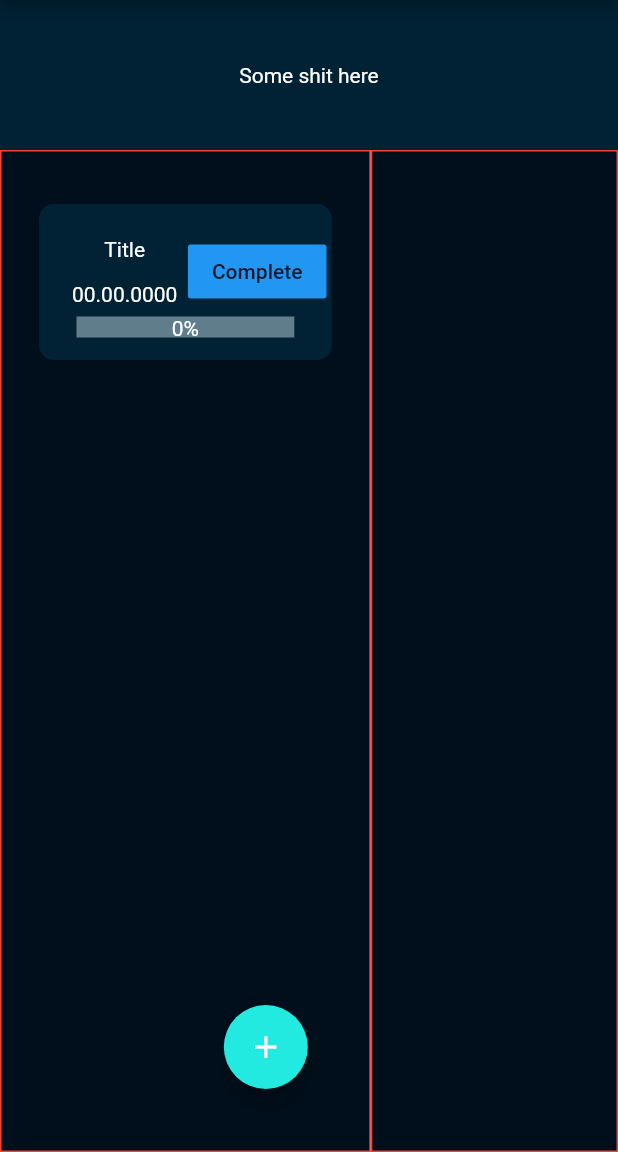
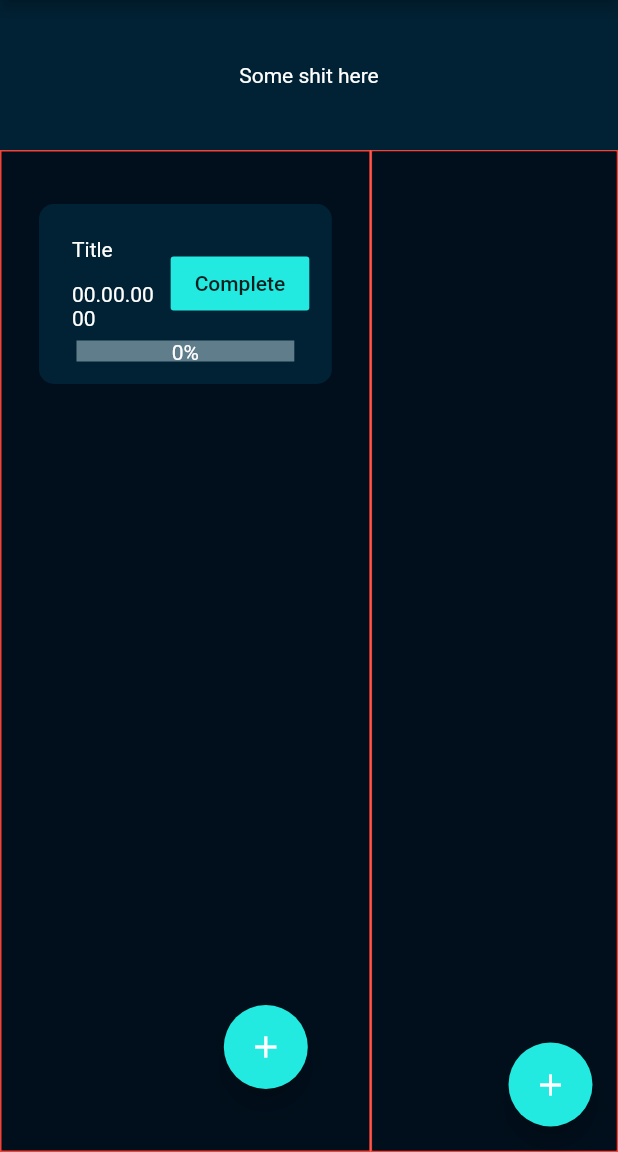
Before and after one commit to califlower/TaskTurtle, a Flutter app: the screen it shows after launch, on a phone screen of 412 x 824 dp, the part 84-1236 px from its top. Run offline on Flutter 3.47's test engine with Material 2 defaults, Android fonts, the phone set to English and light mode, and no system bars; drawn by our look-alikes of percent_indicator.

Commit message:
Created functionality to add subtasks

```diff
--- a/lib/layout_widgets.dart
+++ b/lib/layout_widgets.dart
@@ -43,12 +43,14 @@ class MainView extends StatelessWidget{
 }
 
 class SubView extends StatelessWidget {
-  SubView({Key key, this.adding, this.focused, this.setFocused, this.addItem}) : super(key: key);
+  SubView({Key key, this.adding, this.addSub, this.focused, this.setFocused, this.addItem, this.showAdding}) : super(key: key);
 
   bool adding;
+  bool addSub;
   Task focused;
   Focus setFocused;
   AddItem addItem;
+  Add showAdding;
 
   @override
   Widget build(BuildContext context) {
@@ -57,15 +59,26 @@ class SubView extends StatelessWidget {
         color: Color(0xff010f1c),
         border: Border.all(color: Colors.red, width: 1),
       ),
-      child: Column(
+      child: Scaffold(
+        body: Column(
           children: <Widget>[
             if(adding == false)
               if(focused != null)...[
                 TaskWidget(task:focused),
-              Container(child: Column(children: focused.subtasks.map((s) => GestureDetector(
+                if(addSub == true)...[
+                  Container(
+                    padding: EdgeInsets.all(25.0),
+                    child: AddSubtaskForm(addItem),
+                  )],
+                Container(child: Column(children: focused.subtasks.map((s) =>
+                  Padding(
+                    padding: EdgeInsets.all(20),
+                    child:GestureDetector(
                       onTap: ()=>setFocused(s),
                       child:TaskWidget(task:s)
-              )).toList()))
+                    )
+                  )
+                ).toList()))
               ],
             if(adding == true)
               Container(
@@ -73,7 +86,14 @@ class SubView extends StatelessWidget {
                 child: AddForm(addItem),
               )
           ],
-      )
+        ),
+        backgroundColor: Color(0xff010f1c),
+        floatingActionButton: FloatingActionButton(
+          onPressed: showAdding,
+          child: new Icon(Icons.add),
+          backgroundColor: Color(0xff22eae0),
+        ),
+      ),
     );
   }
 
--- a/lib/main.dart
+++ b/lib/main.dart
@@ -35,6 +35,7 @@ class _MyHomePageState extends State<MyHomePage> {
   _MyHomePageState(this.tasks);
   Task focused;
   bool adding;
+  bool addingSub;
   List<Task> tasks;
 
   void setFocused(Task t){
@@ -51,11 +52,25 @@ class _MyHomePageState extends State<MyHomePage> {
     });
   }
 
+  void showAddSub(){
+    setState(() {
+      if(focused != null)
+        addingSub = true;
+    });
+  }
+
   void addItem(Task t){
     setState(() {
       tasks.add(t);
       adding = false;
       focused = t;
+    });
+  }
+
+  void addSubtask(Task c){
+    setState(() {
+      addingSub = false;
+      focused.subtasks.add(c);
     });
   }
 
@@ -82,7 +97,7 @@ class _MyHomePageState extends State<MyHomePage> {
                 ),
                 Expanded(
                   flex: 2,
-                  child: SubView(adding: adding, setFocused: setFocused, focused: focused, addItem: addItem,)
+                  child: SubView(adding: adding,addSub: addingSub, showAdding: showAddSub,setFocused: setFocused, focused: focused, addItem: addSubtask,)
                 ),
               ],
             )
--- a/lib/task.dart
+++ b/lib/task.dart
@@ -46,7 +46,9 @@ class _TaskWidgetState extends State<TaskWidget> {
         children: <Widget>[
           Row(
             children: <Widget>[
-              Column(children: <Widget>[
+              Expanded(
+                flex: 1,
+                child: Column(children: <Widget>[
                   Align(
                     alignment: Alignment.centerLeft,
                     child: Container(padding: EdgeInsets.all(7.0),child:Text(widget.task.title, style: TextStyle(color: Colors.white)))
@@ -56,11 +58,12 @@ class _TaskWidgetState extends State<TaskWidget> {
                     child: Container(padding:EdgeInsets.all(7.0), child: Text(widget.task.deadline, style: TextStyle(color: Colors.white)))
                   ),
                 ],),
+              ),
             if(widget.task.subtasks.length == 0)
               FlatButton(
                 onPressed: () => print("completed"),
                 child:Text("Complete"),
-                color: Colors.blue
+                color: Color(0xff22eae0)
               )
             ],),
           LinearPercentIndicator(
```
Also changed, not shown: lib/forms.dart (+81 -0 lines). Lines whose indentation alone changed are shown as unchanged.
